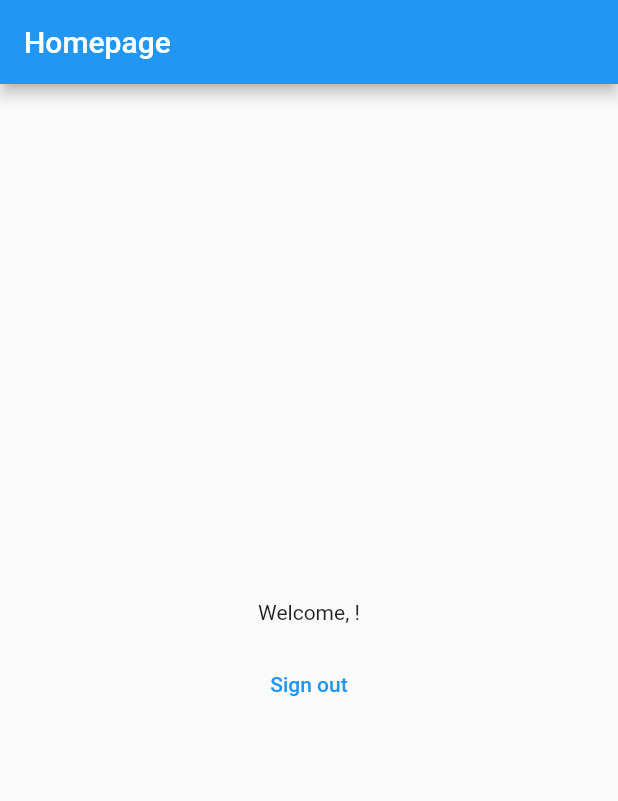
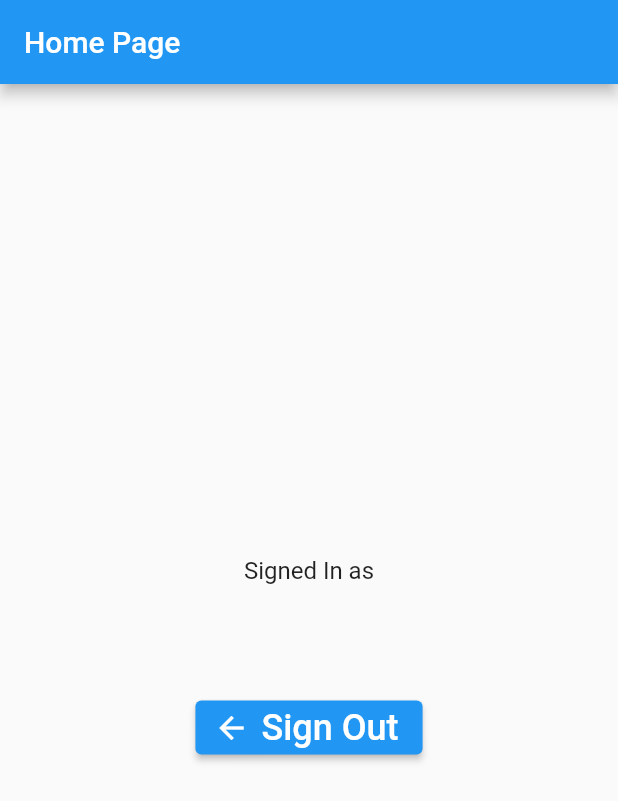
Before and after one commit to Lenaerts-Nestor/Project_Mobile_Development, a Flutter app: the screen it shows once a user with an empty profile is signed in, on a phone screen of 412 x 824 dp. Shown: the top 801 px of the screen. Run offline on Flutter 3.47's test engine with Material 2 defaults, Android fonts, the phone set to English and light mode, and no system bars; our stand-ins replace firebase_auth, firebase_core; accounts and stored records are empty; network calls fail.

Commit message:
login met firebase fase 2, updaten alles en refactoren een beetje

```diff
--- /dev/null
+++ b/lib/components/signOutComp.dart
@@ -0,0 +1,18 @@
+import 'package:firebase_auth/firebase_auth.dart';
+import 'package:flutter/material.dart';
+
+class SignOutButton extends StatelessWidget {
+  const SignOutButton({Key? key}) : super(key: key);
+
+  @override
+  Widget build(BuildContext context) {
+    return ElevatedButton.icon(
+      onPressed: () => FirebaseAuth.instance.signOut(),
+      icon: const Icon(Icons.arrow_back),
+      label: const Text(
+        'Sign Out',
+        style: TextStyle(fontSize: 24),
+      ),
+    );
+  }
+}
--- a/lib/homepage.dart
+++ b/lib/homepage.dart
@@ -1,41 +1,37 @@
+import 'package:firebase_auth/firebase_auth.dart';
 import 'package:flutter/material.dart';
-import 'package:firebase_auth/firebase_auth.dart';
-import 'package:parkflow/login.dart';
 
-class Homepage extends StatefulWidget {
-  const Homepage({Key? key, required this.user}) : super(key: key);
+import 'components/signOutComp.dart';
 
-  final User? user;
-
-  @override
-  State<Homepage> createState() => _HomepageState();
-}
-
-class _HomepageState extends State<Homepage> {
-  Future<void> _signOut() async {
-    await FirebaseAuth.instance.signOut();
-  }
+class HomePage extends StatelessWidget {
+  const HomePage({Key? key}) : super(key: key);
 
   @override
   Widget build(BuildContext context) {
+    final user = FirebaseAuth.instance.currentUser!;
     return Scaffold(
-      appBar: AppBar(
-        title: const Text('Homepage'),
-      ),
-      body: Column(
-        mainAxisAlignment: MainAxisAlignment.center,
-        children: [
-          Center(
-            child: Text('Welcome, ${widget.user!.email}!'),
+      appBar: AppBar(title: const Text('Home Page')),
+      body: Padding(
+        padding: const EdgeInsets.all(16),
+        child: Center(
+          child: Column(
+            mainAxisAlignment: MainAxisAlignment.center,
+            children: [
+              const Text(
+                'Signed In as',
+                style: TextStyle(fontSize: 16),
+              ),
+              const SizedBox(height: 8),
+              Text(
+                user.email!,
+                style:
+                    const TextStyle(fontSize: 20, fontWeight: FontWeight.w600),
+              ),
+              const SizedBox(height: 40),
+              SignOutButton(),
+            ],
           ),
-          const SizedBox(height: 16),
-          Center(
-            child: TextButton(
-              onPressed: _signOut,
-              child: const Text('Sign out'),
-            ),
-          ),
-        ],
+        ),
       ),
     );
   }
--- a/lib/login.dart
+++ b/lib/login.dart
@@ -3,6 +3,8 @@ import 'package:flutter/material.dart';
 import 'package:flutter/src/widgets/framework.dart';
 import 'package:flutter/src/widgets/placeholder.dart';
 import 'package:flutter/widgets.dart';
+
+import 'main.dart';
 
 class LoginPage extends StatefulWidget {
   const LoginPage({super.key});
@@ -77,12 +79,23 @@ class _LoginPageState extends State<LoginPage> {
   }
 
   Future signin() async {
+    showDialog(
+      context: context,
+      barrierDismissible: false,
+      builder: (context) => const Center(
+        child: CircularProgressIndicator(),
+      ),
+      //lading screen, niet aanraken
+    );
     try {
       await FirebaseAuth.instance.signInWithEmailAndPassword(
           email: emailController.text.trim(),
           password: passwordController.text.trim());
     } on FirebaseException catch (e) {
-      print(e);
+      //nog aanpassen
     }
+
+    navigatorKey.currentState!.popUntil((route) => route.isFirst);
+    //dit zorgt dat de lading screen niet blijft hangen, NIET AANRAKEN
   }
 }
--- a/lib/main.dart
+++ b/lib/main.dart
@@ -4,34 +4,28 @@ import 'package:firebase_auth/firebase_auth.dart';
 import 'package:firebase_core/firebase_core.dart';
 import 'package:flutter/material.dart';
 import 'package:parkflow/firebase_options.dart';
-import 'package:parkflow/homepage.dart';
+
 import 'package:parkflow/login.dart';
+import 'package:parkflow/mainpage.dart';
 
 Future<void> main() async {
   WidgetsFlutterBinding.ensureInitialized();
   await Firebase.initializeApp(options: DefaultFirebaseOptions.currentPlatform);
-  runApp(const MaterialApp(home: MainApp()));
+  runApp(MainApp());
 }
+
+final navigatorKey = GlobalKey<NavigatorState>();
 
 class MainApp extends StatelessWidget {
   const MainApp({super.key});
 
   @override
   Widget build(BuildContext context) {
-    return Scaffold(
-      body: StreamBuilder<User?>(
-          stream: FirebaseAuth.instance.authStateChanges(),
-          builder: (context, snapshot) {
-            if (snapshot.connectionState == ConnectionState.waiting) {
-              return Center(child: CircularProgressIndicator());
-            } else if (snapshot.hasData) {
-              return Homepage(
-                user: snapshot.data,
-              );
-            } else {
-              return LoginPage();
-            }
-          }),
+    return MaterialApp(
+      navigatorKey: navigatorKey,
+      title: 'parkflow',
+      debugShowCheckedModeBanner: false,
+      home: MainPage(),
     );
   }
 }
--- /dev/null
+++ b/lib/mainpage.dart
@@ -0,0 +1,25 @@
+// ignore_for_file: prefer_const_constructors
+
+import 'package:firebase_auth/firebase_auth.dart';
+import 'package:flutter/material.dart';
+
+import 'package:parkflow/homepage.dart';
+import 'package:parkflow/login.dart';
+
+class MainPage extends StatelessWidget {
+  const MainPage({super.key});
+
+  @override
+  Widget build(BuildContext context) => (Scaffold(
+        body: StreamBuilder<User?>(
+          stream: FirebaseAuth.instance.authStateChanges(),
+          builder: (context, snapshot) {
+            if (snapshot.hasData) {
+              return HomePage();
+            } else {
+              return LoginPage();
+            }
+          },
+        ),
+      ));
+}
```
